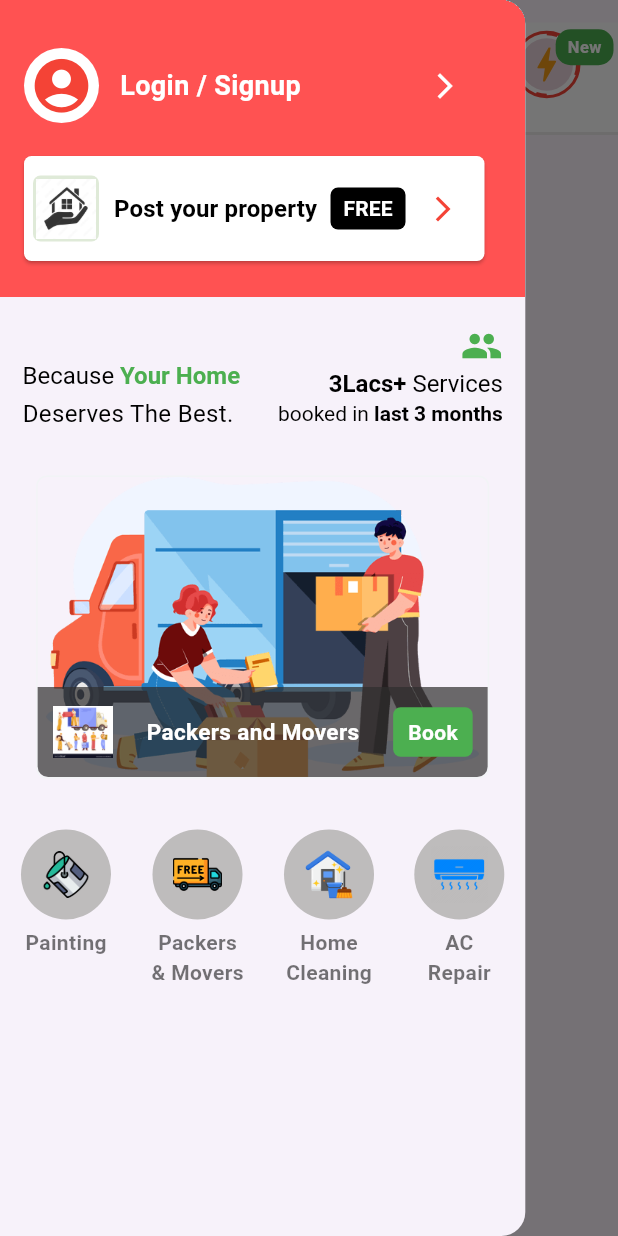
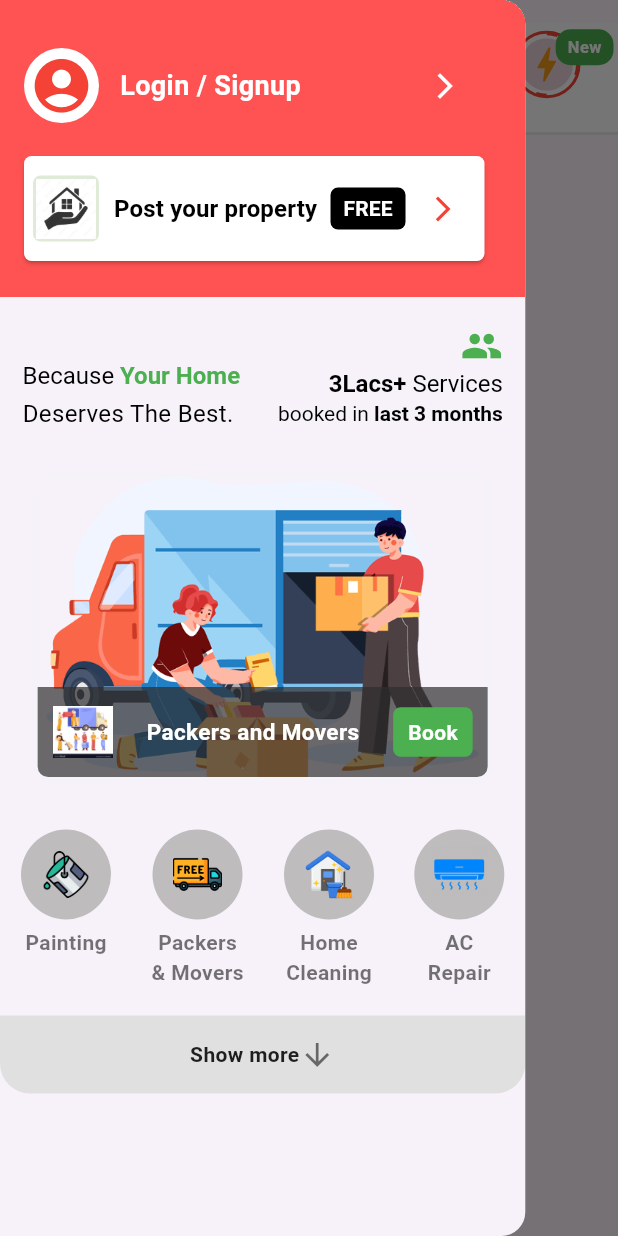
Before and after one commit to CaptainNayan199/Blue-Fox-Internship, a Flutter app: the screen it shows after launch, with the side drawer open, on a phone screen of 412 x 824 dp. Run offline on Flutter 3.47's test engine with Material 3 defaults, Android fonts, the light colour scheme and no system bars.

Commit message:
Drawer UI

```diff
--- a/broker_app/lib/drawer_header.dart
+++ b/broker_app/lib/drawer_header.dart
@@ -1,6 +1,7 @@
 // ignore_for_file: prefer_const_constructors, prefer_const_literals_to_create_immutables, use_key_in_widget_constructors
 
 // import 'package:broker_app/icons_8.dart';
+import 'package:broker_app/test.dart';
 import 'package:flutter/material.dart';
 // import 'package:flutter/services.dart';
 
@@ -311,6 +312,8 @@ class DrawerHeaderUI extends StatelessWidget {
             ],
           ),
         ),
+        // 8 icons part comes here
+
         Padding(
           padding: const EdgeInsets.all(14.0),
           child: Row(
@@ -471,6 +474,8 @@ class DrawerHeaderUI extends StatelessWidget {
             ],
           ),
         ),
+        SizedBox(height: 5),
+        YourDrawerPage()
       ],
     );
   }
--- /dev/null
+++ b/broker_app/lib/test.dart
@@ -0,0 +1,239 @@
+// ignore_for_file: prefer_const_constructors, use_key_in_widget_constructors, library_private_types_in_public_api, prefer_const_literals_to_create_immutables
+
+import 'package:flutter/material.dart';
+
+void main() {
+  runApp(YourDrawerPage());
+}
+
+class YourDrawerPage extends StatefulWidget {
+  @override
+  _YourDrawerPageState createState() => _YourDrawerPageState();
+}
+
+class _YourDrawerPageState extends State<YourDrawerPage> {
+  // Step 1: Declare variables to manage state
+  bool _isExpanded = false; // Tracks if icons are shown
+  String _buttonText =
+      "Show more"; // Button text to toggle between "Show more" and "Hide"
+
+  // Method to toggle the expanded state
+  void _toggleExpand() {
+    setState(() {
+      _isExpanded = !_isExpanded;
+      _buttonText = _isExpanded ? "Hide" : "Show more";
+    });
+  }
+
+  @override
+  Widget build(BuildContext context) {
+    return Column(
+      children: [
+        AnimatedContainer(
+          duration: Duration(milliseconds: 800),
+          height: _isExpanded ? 180.0 : 0.0, // Height changes with expansion
+          curve: Curves.easeInOut, // Smooth animation curve
+          child: _isExpanded
+              ? Padding(
+                  padding: const EdgeInsets.all(14.0),
+                  child: SingleChildScrollView(
+                    physics: NeverScrollableScrollPhysics(),
+                    child: Row(
+                      mainAxisAlignment: MainAxisAlignment.spaceBetween,
+                      // crossAxisAlignment: CrossAxisAlignment.center,
+                      children: [
+                        // First Circle without note
+                        Padding(
+                          padding: const EdgeInsets.only(bottom: 12.0),
+                          child: Column(
+                            children: [
+                              CircleAvatar(
+                                radius: 30,
+                                backgroundColor: Color.fromARGB(
+                                    255, 190, 188, 188), // Milkish color
+                                child: Image.asset(
+                                  'assets/paint_bucket.png', // Path to your image
+                                  width: 31, // Set the desired width
+                                  height: 31, // Set the desired height
+                                  fit: BoxFit
+                                      .contain, // Adjust the image fitting
+                                ),
+                              ),
+                              SizedBox(height: 5),
+                              Text(
+                                "Painting",
+                                style: TextStyle(
+                                    color: Colors.black54,
+                                    fontWeight: FontWeight.w700),
+                              ),
+                            ],
+                          ),
+                        ),
+                        // Second Circle with note
+                        Column(
+                          children: [
+                            Stack(
+                              alignment: Alignment
+                                  .center, // Center the circle and note container
+                              children: [
+                                CircleAvatar(
+                                  radius: 30,
+                                  backgroundColor:
+                                      Color.fromARGB(255, 190, 188, 188),
+                                  child: Image.asset(
+                                    'assets/courrier_truck.png', // Path to your image
+                                    width: 33, // Set the desired width
+                                    height: 33, // Set the desired height
+                                    fit: BoxFit
+                                        .contain, // Adjust the image fitting
+                                  ),
+                                ),
+                              ],
+                            ),
+                            SizedBox(height: 5),
+                            Column(
+                              children: [
+                                Text(
+                                  "Packers",
+                                  style: TextStyle(
+                                    color: Colors.black54,
+                                    fontWeight: FontWeight.w700,
+                                  ),
+                                ),
+                                Text(
+                                  "& Movers",
+                                  style: TextStyle(
+                                    color: Colors.black54,
+                                    fontWeight: FontWeight.w700,
+                                  ),
+                                ),
+                              ],
+                            )
+                          ],
+                        ),
+
+                        // Third Circle with note
+                        Column(
+                          children: [
+                            Stack(
+                              alignment: Alignment.topCenter,
+                              children: [
+                                CircleAvatar(
+                                  radius: 30,
+                                  backgroundColor:
+                                      Color.fromARGB(255, 190, 188, 188),
+                                  child: Image.asset(
+                                    'assets/home_cleaning.png', // Path to your image
+                                    width: 33, // Set the desired width
+                                    height: 33, // Set the desired height
+                                    fit: BoxFit
+                                        .contain, // Adjust the image fitting
+                                  ),
+                                ),
+                              ],
+                            ),
+                            SizedBox(height: 5),
+                            Column(
+                              children: [
+                                Text(
+                                  "Home",
+                                  style: TextStyle(
+                                    color: Colors.black54,
+                                    fontWeight: FontWeight.w700,
+                                  ),
+                                ),
+                                Text(
+                                  "Cleaning",
+                                  style: TextStyle(
+                                    color: Colors.black54,
+                                    fontWeight: FontWeight.w700,
+                                  ),
+                                ),
+                              ],
+                            )
+                          ],
+                        ),
+
+                        // Fourth Circle with note
+                        Column(
+                          children: [
+                            Stack(
+                              alignment: Alignment.topCenter,
+                              children: [
+                                CircleAvatar(
+                                  radius: 30,
+                                  backgroundColor:
+                                      Color.fromARGB(255, 190, 188, 188),
+                                  child: Image.asset(
+                                    'assets/ac.png', // Path to your image
+                                    width: 38, // Set the desired width
+                                    height: 38, // Set the desired height
+                                    fit: BoxFit
+                                        .contain, // Adjust the image fitting
+                                  ),
+                                ),
+                              ],
+                            ),
+                            SizedBox(height: 5),
+                            Column(
+                              children: [
+                                Text(
+                                  "AC",
+                                  style: TextStyle(
+                                    color: Colors.black54,
+                                    fontWeight: FontWeight.w700,
+                                  ),
+                                ),
+                                Text(
+                                  "Repair",
+                                  style: TextStyle(
+                                    color: Colors.black54,
+                                    fontWeight: FontWeight.w700,
+                                  ),
+                                ),
+                              ],
+                            )
+                          ],
+                        ),
+                      ],
+                    ),
+                  ),
+                )
+              : Container(), // Empty container when collapsed
+        ),
+
+        // Step 2: Add the expandable button
+        GestureDetector(
+          onTap: _toggleExpand, // Call the toggle method on tap
+          child: Container(
+            width: double.infinity,
+            padding: EdgeInsets.all(14.0),
+            decoration: BoxDecoration(
+              color: Colors.grey[300],
+              borderRadius: BorderRadius.only(
+                bottomLeft: Radius.circular(20.0),
+                bottomRight: Radius.circular(20.0),
+              ),
+            ),
+            child: Row(
+              mainAxisAlignment: MainAxisAlignment.center,
+              children: [
+                Text(
+                  _buttonText,
+                  style: TextStyle(
+                    color: Colors.black87,
+                    fontWeight: FontWeight.w600,
+                  ),
+                ),
+                Icon(
+                  _isExpanded ? Icons.arrow_upward : Icons.arrow_downward,
+                  color: Colors.black54,
+                ),
+              ],
+            ),
+          ),
+        ),
+      ],
+    );
+  }
+}
```
